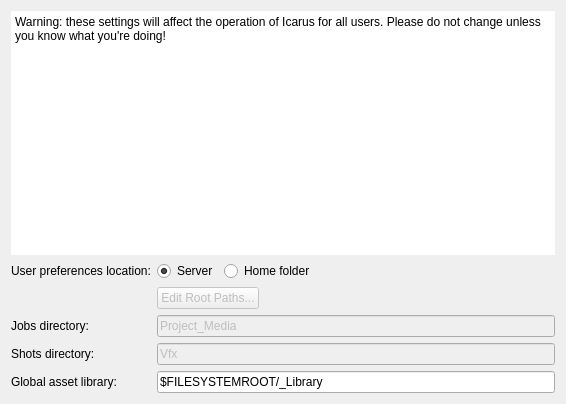
Above: core/ui/settings_global_ui.ui from mjbonnington/icarus-gps before the change. Below: the same form after it.
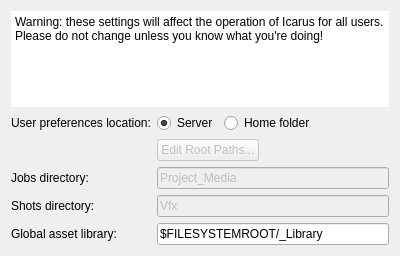
That is the form after the change.

The edit to the form file:
```diff
--- a/core/ui/settings_global_ui.ui
+++ b/core/ui/settings_global_ui.ui
@@ -6,8 +6,8 @@
    <rect>
     <x>0</x>
     <y>0</y>
-    <width>566</width>
-    <height>404</height>
+    <width>400</width>
+    <height>256</height>
    </rect>
   </property>
   <property name="windowTitle">
```
